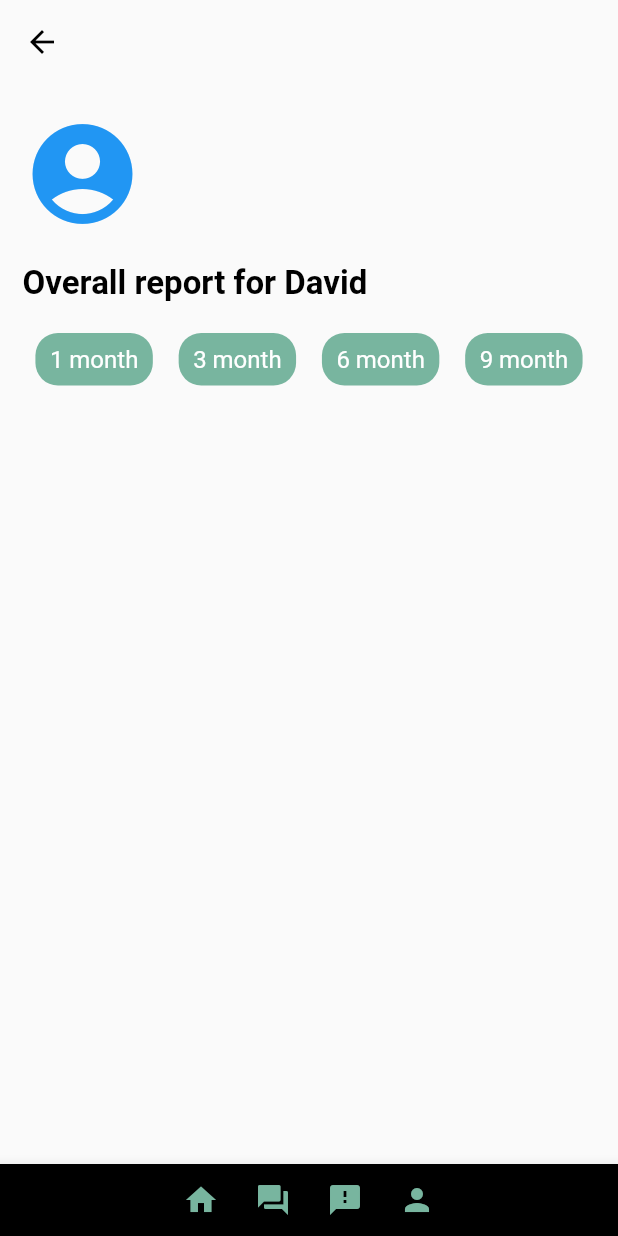
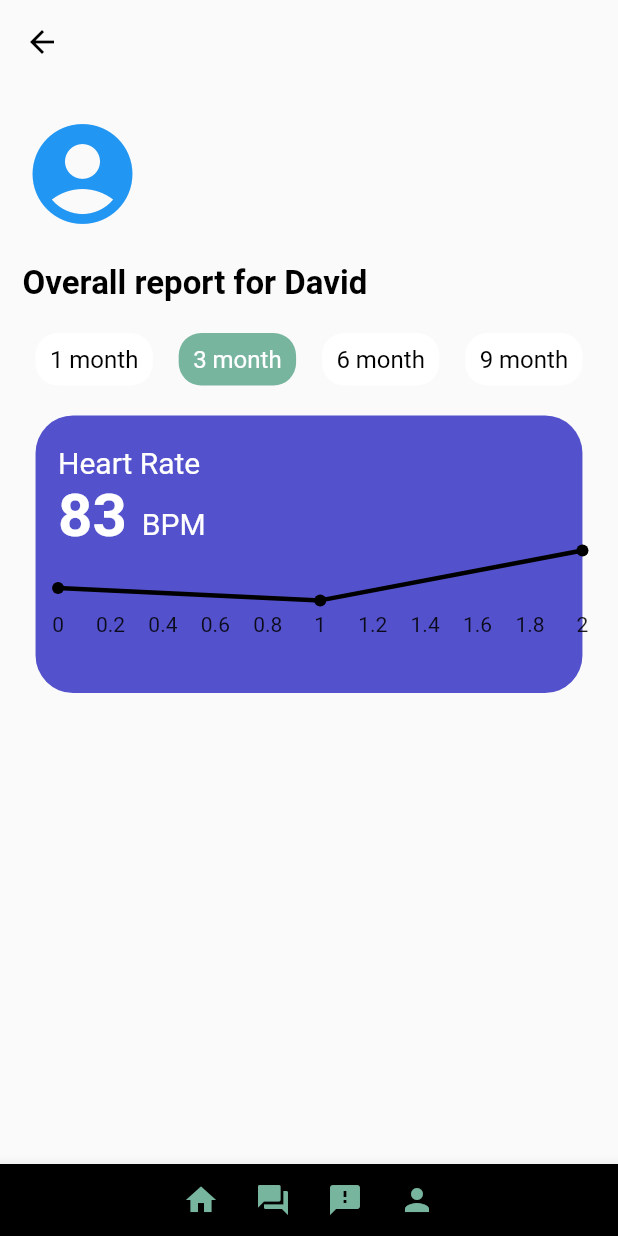
Before and after one commit to LimJunquanRyan/MedGrab, a Flutter app: the pastMedPage screen opened by its route, after a tap on "3 month", on a phone screen of 412 x 824 dp. Run offline on Flutter 3.47's test engine with Material 2 defaults, Android fonts, the phone set to English and light mode, and no system bars; drawn by our look-alikes of fl_chart; missing offline and left inert: gauges.

Commit message:
Partially done with the line chart in past med grab

```diff
--- /dev/null
+++ b/lib/pages/heartBeatData.dart
@@ -0,0 +1,15 @@
+import 'package:collection/collection.dart';
+
+class HeartBeat{
+  final double x;
+  final double y;
+  HeartBeat({required this.x, required this.y});
+}
+
+List<HeartBeat> get heartBeatData{
+  final data = <double>[80,75,95];
+  return data
+      .mapIndexed(
+      ((index, element) => HeartBeat(x: index.toDouble(), y: element)))
+      .toList();
+}
--- /dev/null
+++ b/lib/pages/lineChart.dart
@@ -0,0 +1,51 @@
+import 'package:fl_chart/fl_chart.dart';
+import 'package:flutter/cupertino.dart';
+import 'package:flutter/material.dart';
+
+import 'heartBeatData.dart';
+
+class LineChartWidget extends StatelessWidget{
+  final List<HeartBeat> points;
+
+  const LineChartWidget(this.points, {Key? key}) : super(key: key);
+
+  @override
+  Widget build(BuildContext context){
+    return AspectRatio(
+      aspectRatio: 6,
+      child: LineChart(LineChartData(
+        lineTouchData: LineTouchData(enabled: false),
+        gridData: FlGridData(show: false),
+        borderData: FlBorderData(show: false),
+        lineBarsData: [
+          LineChartBarData(
+            spots: points.map((point) => FlSpot(point.x, point.y)).toList(),
+            isCurved: false,
+            dotData: FlDotData(
+                show: true,
+            ),
+            color: Colors.black,
+            barWidth: 3,
+          ),
+        ],
+        titlesData: FlTitlesData(
+          leftTitles: AxisTitles(
+            sideTitles: SideTitles(showTitles: false),
+          ),
+          rightTitles: AxisTitles(
+            sideTitles: SideTitles(showTitles: false),
+          ),
+          topTitles: AxisTitles(
+            sideTitles: SideTitles(showTitles: false),
+          ),
+          bottomTitles: AxisTitles(
+            sideTitles: SideTitles(
+                showTitles: true,
+                reservedSize: 25,
+            ),
+          ),
+        ),
+      )),
+    );
+  }
+}
--- a/lib/pages/pastMedPage.dart
+++ b/lib/pages/pastMedPage.dart
@@ -1,5 +1,7 @@
 import 'package:flutter/material.dart';
 import 'package:medgrab/components/bottomAppBar.dart';
+import 'package:medgrab/pages/heartBeatData.dart';
+import 'package:medgrab/pages/lineChart.dart';
 
 class pastMedPage extends StatefulWidget {
 
@@ -10,6 +12,10 @@ class pastMedPage extends StatefulWidget {
 }
 class customButtonState extends State<pastMedPage>{
   bool isSelected = false;
+  bool is3Selected = false;
+  bool is6Selected = false;
+  bool is9Selected = false;
+
 
   @override
   Widget build(BuildContext context) {
@@ -21,6 +27,7 @@ class customButtonState extends State<pastMedPage>{
       ),
 
       body: Container(
+        //alignment:  Alignment.centerLeft,
         padding: const EdgeInsets.only(top:20, left: 15,right: 15),
         child: Column(
           //Consult with doctor card
@@ -61,6 +68,9 @@ class customButtonState extends State<pastMedPage>{
                     onTap: (){
                       setState(() {
                         isSelected = !isSelected;
+                        is3Selected = false;
+                        is6Selected = false;
+                        is9Selected = false;
                       });
                     },
                     child:  Text(
@@ -77,20 +87,23 @@ class customButtonState extends State<pastMedPage>{
                   width: MediaQuery.of(context).size.width * 0.19,
                   height: 35,
                   decoration: BoxDecoration(
-                    color: isSelected ? Color(0xFF78B59F) : Colors.white,
+                    color: is3Selected ? Color(0xFF78B59F) : Colors.white,
                     borderRadius: BorderRadius.circular(15),
                   ),
                   child: GestureDetector(
                     onTap: (){
                       setState(() {
-                        isSelected = !isSelected;
+                        is3Selected = !is3Selected;
+                        isSelected = false;
+                        is6Selected = false;
+                        is9Selected = false;
                       });
                     },
                     child:  Text(
                       '3 month',
                       style: TextStyle(
                         fontSize: 16,
-                        color: isSelected ? Colors.white : Colors.black,
+                        color: is3Selected ? Colors.white : Colors.black,
                       ),
                     ),
                   ),
@@ -100,20 +113,23 @@ class customButtonState extends State<pastMedPage>{
                   width: MediaQuery.of(context).size.width * 0.19,
                   height: 35,
                   decoration: BoxDecoration(
-                    color: isSelected ? Color(0xFF78B59F) : Colors.white,
+                    color: is6Selected ? Color(0xFF78B59F) : Colors.white,
                     borderRadius: BorderRadius.circular(15),
                   ),
                   child: GestureDetector(
                     onTap: (){
                       setState(() {
-                        isSelected = !isSelected;
+                        is6Selected = !is6Selected;
+                        is3Selected = false;
+                        isSelected = false;
+                        is9Selected = false;
                       });
                     },
                     child:  Text(
                       '6 month',
                       style: TextStyle(
                         fontSize: 16,
-                        color: isSelected ? Colors.white : Colors.black,
+                        color: is6Selected ? Colors.white : Colors.black,
                       ),
                     ),
                   ),
@@ -123,25 +139,79 @@ class customButtonState extends State<pastMedPage>{
                   width: MediaQuery.of(context).size.width * 0.19,
                   height: 35,
                   decoration: BoxDecoration(
-                    color: isSelected ? Color(0xFF78B59F) : Colors.white,
+                    color: is9Selected ? Color(0xFF78B59F) : Colors.white,
                     borderRadius: BorderRadius.circular(15),
                   ),
                   child: GestureDetector(
                     onTap: (){
                       setState(() {
-                        isSelected = !isSelected;
+                        is9Selected = !is9Selected;
+                        is3Selected = false;
+                        is6Selected = false;
+                        isSelected = false;
                       });
                     },
                     child:  Text(
                       '9 month',
                       style: TextStyle(
                         fontSize: 16,
-                        color: isSelected ? Colors.white : Colors.black,
+                        color: is9Selected ? Colors.white : Colors.black,
                       ),
                     ),
                   ),
                 ),
               ],
+            ),
+            const SizedBox(height: 20,),
+            Container(
+              alignment:  Alignment.centerLeft,
+              height: 185,
+              width: MediaQuery.of(context).size.width / 1.13,
+              padding: const EdgeInsets.only(left: 15, top:20),
+              decoration: BoxDecoration(
+                color: Color.fromRGBO(83, 81, 204, 1.0),
+                borderRadius: BorderRadius.circular(25),
+              ),
+              child: Column(
+                children: [
+                  Container(
+                    alignment: Alignment.centerLeft,
+                    child: const Text(
+                      'Heart Rate',
+                      style: TextStyle(
+                        fontSize: 20,
+                        color: Colors.white,
+                      ),
+                    ),
+                  ),
+                  Row(
+                    children: const [
+                      Text(
+                        '83 ',
+                        style: TextStyle(
+                          fontSize: 40,
+                          fontWeight: FontWeight.bold,
+                          color: Colors.white,
+                        ),
+                      ),
+                      Baseline(
+                        baseline: 30,
+                        baselineType: TextBaseline.alphabetic,
+                        child: Text(
+                          'BPM',
+                          style: TextStyle(
+                            fontSize: 20,
+                            color: Colors.white,
+                          ),
+                        ),
+                      ),
+                    ],
+                  ),
+                  Container(
+                    child: LineChartWidget(heartBeatData),
+                  )
+                ],
+              ),
             ),
           ],
         ),
--- a/lib/pages/summaryPage.dart
+++ b/lib/pages/summaryPage.dart
@@ -1,8 +1,6 @@
 import 'package:flutter/material.dart';
 import 'package:medgrab/components/bottomAppBar.dart';
 import 'package:gauges/gauges.dart';
-import 'package:flutter/gestures.dart';
-import 'package:medgrab/pages/main.dart';
 
 class summaryPage1 extends StatelessWidget {
   @override
--- a/pubspec.yaml
+++ b/pubspec.yaml
@@ -37,6 +37,7 @@ dependencies:
   # Use with the CupertinoIcons class for iOS style icons.
   cupertino_icons: ^1.0.2
   gauges: 1.0.0
+  fl_chart: ^0.60.0
 
 dev_dependencies:
   flutter_test:
```
Also changed, not shown: pubspec.lock.
